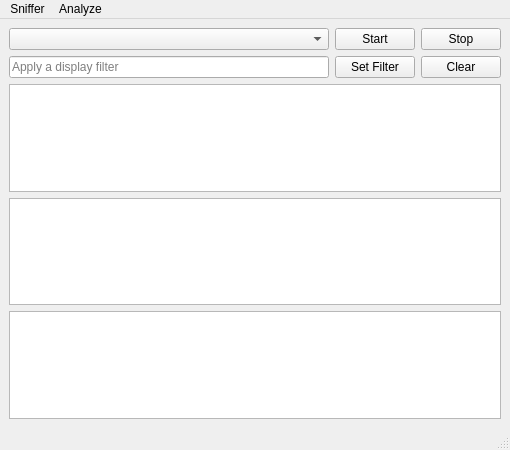
Above: mainwindow.ui from Yuuoniy/Sniffer before the change. Below: the same form after it.
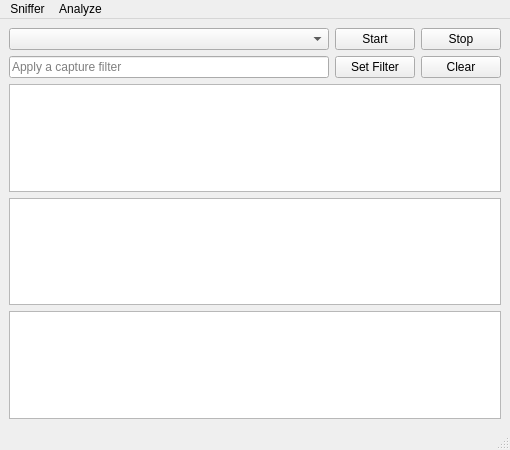
That is the form after the change.

Patch:
```diff
--- a/mainwindow.ui
+++ b/mainwindow.ui
@@ -39,7 +39,7 @@
     <item row="1" column="0">
      <widget class="QLineEdit" name="filterlineEdit">
       <property name="placeholderText">
-       <string>Apply a display filter</string>
+       <string>Apply a capture filter</string>
       </property>
      </widget>
     </item>
```
